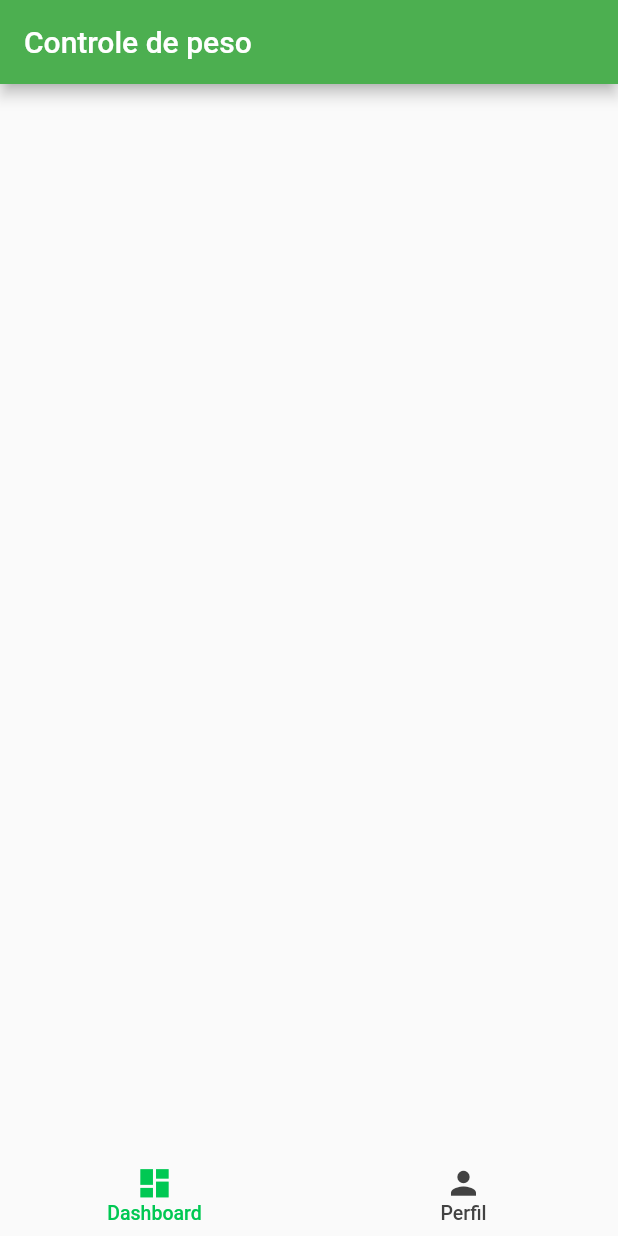
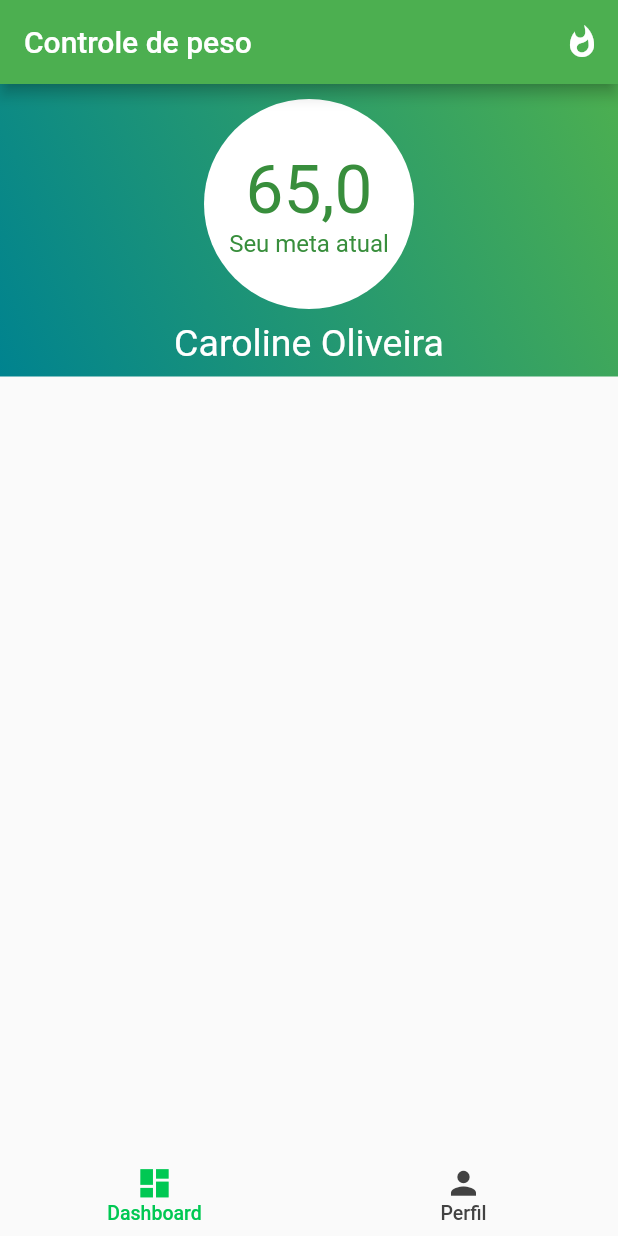
Before and after one commit to LucssCarvalho/less_weight, a Flutter app: the screen it shows after launch, on a phone screen of 412 x 824 dp. Run offline on Flutter 3.47's test engine with Material 2 defaults, Android fonts, the phone set to English and light mode, and no system bars; our stand-ins replace date_format.

Commit message:
add goal

```diff
--- a/lib/dashboard.dart
+++ b/lib/dashboard.dart
@@ -51,11 +51,74 @@ class _DashboardWeightState extends State<DashboardWeight> {
     return Scaffold(
       appBar: AppBar(
         title: Text('Controle de peso'),
+        actions: <Widget>[
+          IconButton(
+            icon: Icon(
+              Icons.whatshot,
+              color: Colors.white,
+            ),
+          )
+        ],
       ),
       body: SafeArea(
         child: Center(
           child: Column(
             children: <Widget>[
+              Container(
+                child: Column(
+                  children: <Widget>[
+                    Container(
+                      alignment: AlignmentDirectional.center,
+                      decoration: BoxDecoration(
+                        gradient: LinearGradient(
+                          begin: Alignment.topRight,
+                          end: Alignment.bottomLeft,
+                          colors: [Colors.green, Colors.cyan[800]],
+                        ),
+                      ),
+                      child: Column(
+                        mainAxisAlignment: MainAxisAlignment.center,
+                        children: <Widget>[
+                          Padding(
+                            padding: const EdgeInsets.only(top: 10.0),
+                            child: CircleAvatar(
+                              backgroundColor: Colors.white,
+                              radius: 70.0,
+                              child: Container(
+                                child: Column(
+                                  mainAxisAlignment: MainAxisAlignment.center,
+                                  children: <Widget>[
+                                    Text(
+                                      '65,0',
+                                      style: TextStyle(fontSize: 45),
+                                    ),
+                                    Text(
+                                      'Seu meta atual',
+                                      style: TextStyle(),
+                                    ),
+                                  ],
+                                ),
+                              ),
+                            ),
+                          ),
+                          Padding(
+                            padding: const EdgeInsets.all(8.0),
+                            child: Container(
+                              child: Text(
+                                'Caroline Oliveira',
+                                style: TextStyle(
+                                    color: Colors.white,
+                                    fontSize: 25,
+                                    decoration: TextDecoration.none),
+                              ),
+                            ),
+                          ),
+                        ],
+                      ),
+                    ),
+                  ],
+                ),
+              ),
               Expanded(
                 child: ListView.builder(
                     reverse: true,
@@ -87,6 +150,7 @@ class _DashboardWeightState extends State<DashboardWeight> {
       child: Container(
         color: Colors.white,
         child: ListTile(
+          onTap: () {},
           title: Text(
             _weightList[index]["weight"],
             style: TextStyle(fontSize: 22),
```
Also changed, not shown: lib/ProfileScreen.dart (+43 -109 lines).
